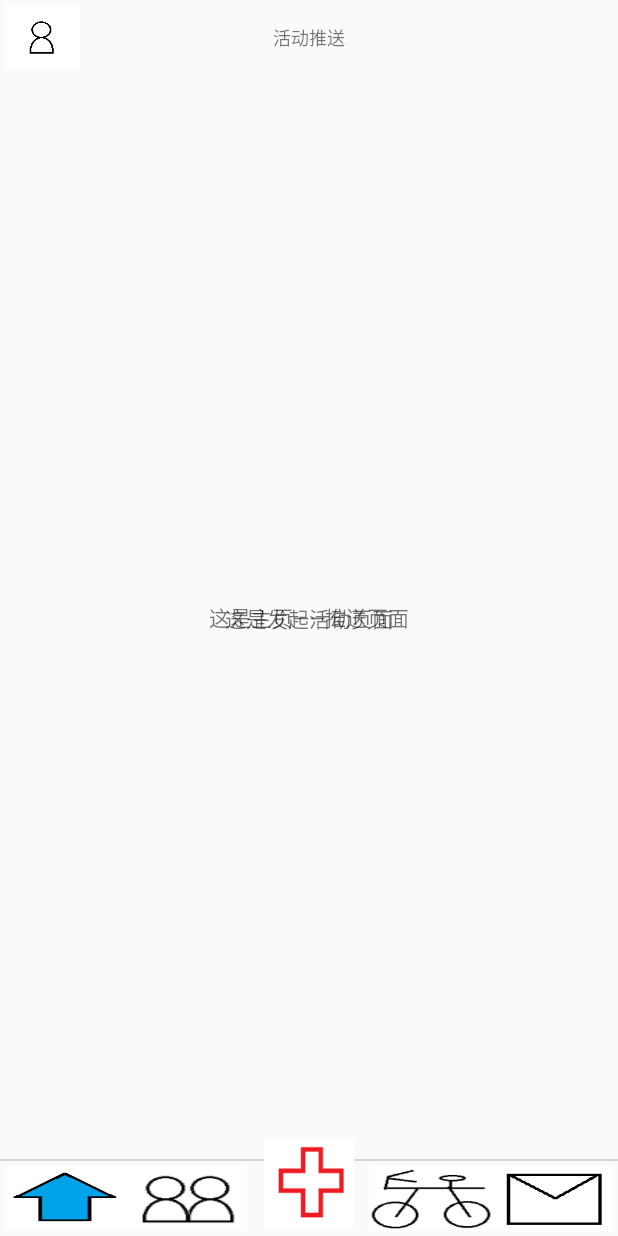
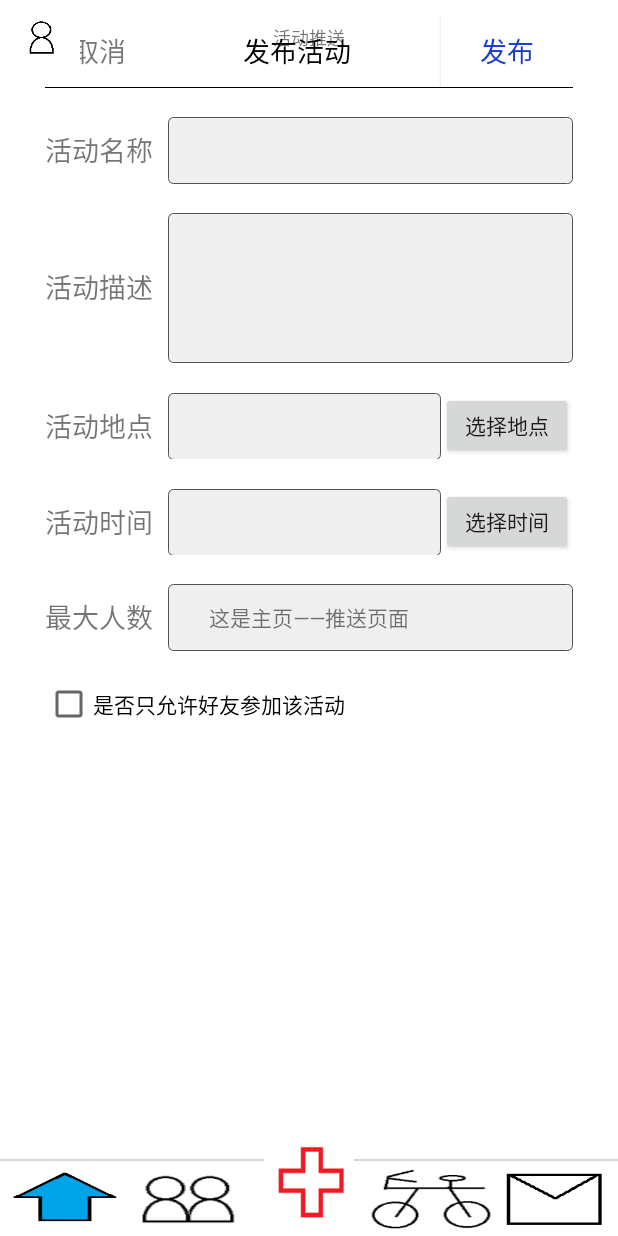
Before and after one commit to NAGI330/JiuWei, an Android app: the fragment CreateActivity_Fragment placed in its activity, on a phone screen of 412 x 824 dp. Run offline under Robolectric (Android 15) with nearby library versions, the phone set to English and light mode, and no system bars.

Commit message:
更新发布活动界面，与后台同步登录注册功能

```diff
--- a/JiuWei/app/src/main/java/com/example/jiuwei/MainActivity.java
+++ b/JiuWei/app/src/main/java/com/example/jiuwei/MainActivity.java
@@ -22,6 +22,7 @@ import android.widget.FrameLayout;
 import android.widget.ImageView;
 import android.widget.LinearLayout;
 import android.widget.ListView;
+import android.widget.PopupWindow;
 import android.widget.RadioButton;
 import android.widget.RadioGroup;
 import android.widget.TextView;
@@ -30,6 +31,7 @@ import android.widget.Toast;
 import com.example.jiuwei.adapter.PersonalAdapter;
 import com.example.jiuwei.friend.Friend_Fragment;
 import com.example.jiuwei.message.Msg_Fragment;
+import com.example.jiuwei.myActivity.CreateActivity;
 import com.example.jiuwei.myActivity.CreateActivity_Fragment;
 import com.example.jiuwei.myActivity.MyActivity_Fragment;
 import com.example.jiuwei.personalInfo.ChangePwd;
@@ -65,6 +67,7 @@ public class MainActivity extends AppCompatActivity implements View.OnClickListe
     DrawerLayout mDrawerLayout; // DrawerLayout组件
     ActionBarDrawerToggle mDrawerToggle; //侧滑菜单状态监听器
     Fragment fragment;
+    private CreateActivity createActivity;
     //private CoordinatorLayout right;
     //private NavigationView left;
 
@@ -297,8 +300,12 @@ public class MainActivity extends AppCompatActivity implements View.OnClickListe
                 Log.d("tag", "点击了friend");
                 break;
             case R.id.btnCreateActivity:
-                replaceFragment(fragment_createActivity);
-                textView.setText("添加活动");
+                //replaceFragment(fragment_createActivity);
+                //textView.setText("添加活动");
+                PopupWindow pop = new PopupWindow(v, ViewGroup.LayoutParams.FILL_PARENT, ViewGroup.LayoutParams.WRAP_CONTENT);
+                createActivity = new CreateActivity(MainActivity.this,itemsOnClick);
+                createActivity.showAtLocation(v,
+                        Gravity.BOTTOM | Gravity.CENTER_HORIZONTAL, 0, 0);
                 Log.d("tag", "点击了plus");
                 break;
             case R.id.btnMyActivity:
@@ -317,6 +324,12 @@ public class MainActivity extends AppCompatActivity implements View.OnClickListe
                 //replaceFragment(fragment_userMenu);
         }
     }
+    private View.OnClickListener itemsOnClick =new View.OnClickListener() {
+        @Override
+        public void onClick(View view) {
+
+        }
+    };
 
 
     @Override
--- /dev/null
+++ b/JiuWei/app/src/main/java/com/example/jiuwei/myActivity/CreateActivity.java
@@ -0,0 +1,90 @@
+package com.example.jiuwei.myActivity;
+
+import android.app.Activity;
+import android.content.Context;
+import android.graphics.drawable.ColorDrawable;
+import android.view.LayoutInflater;
+import android.view.View;
+import android.view.WindowManager;
+import android.widget.PopupWindow;
+import android.widget.TextView;
+
+import com.example.jiuwei.R;
+
+/**
+ * 自定义popupWindow
+ */
+
+public class CreateActivity extends PopupWindow {
+    private View mView;
+
+    public CreateActivity(Activity context, View.OnClickListener itemsOnClick) {
+        super(context);
+        initView(context, itemsOnClick);
+    }
+
+    private void initView(final Activity context, View.OnClickListener itemsOnClick) {
+        LayoutInflater mInflater = (LayoutInflater) context.getSystemService(Context.LAYOUT_INFLATER_SERVICE);
+        mView = mInflater.inflate(R.layout.createactivity, null);
+
+
+        TextView canaleTv = (TextView) mView.findViewById(R.id.createCancel);
+        canaleTv.setOnClickListener(new View.OnClickListener() {
+            @Override
+            public void onClick(View v) {
+
+                //销毁弹出框
+                dismiss();
+                backgroundAlpha(context, 1f);
+            }
+        });
+        //设置按钮监听
+
+//        weiXFriend.setOnClickListener(itemsOnClick);
+//        friendster.setOnClickListener(itemsOnClick);
+//        QQFriend.setOnClickListener(itemsOnClick);
+//        QQZone.setOnClickListener(itemsOnClick);
+
+        //设置SelectPicPopupWindow的View
+        this.setContentView(mView);
+        //设置SelectPicPopupWindow弹出窗体的宽
+        this.setWidth(WindowManager.LayoutParams.FILL_PARENT);
+        //设置SelectPicPopupWindow弹出窗体的高
+        this.setHeight(WindowManager.LayoutParams.WRAP_CONTENT);
+        //设置SelectPicPopupWindow弹出窗体可点击
+        this.setFocusable(true);
+        //设置PopupWindow可触摸
+        this.setTouchable(true);
+        //设置非PopupWindow区域是否可触摸
+//    this.setOutsideTouchable(false);
+        //设置SelectPicPopupWindow弹出窗体动画效果
+        this.setAnimationStyle(R.style.popwin_anim_style);
+        //实例化一个ColorDrawable颜色为半透明
+        ColorDrawable dw = new ColorDrawable(0x00000000);
+        //设置SelectPicPopupWindow弹出窗体的背景
+        this.setBackgroundDrawable(dw);
+        backgroundAlpha(context, 0.5f);//0.0-1.0
+        this.setOnDismissListener(new OnDismissListener() {
+
+            @Override
+            public void onDismiss() {
+                // TODO Auto-generated method stub
+                backgroundAlpha(context, 1f);
+            }
+        });
+    }
+
+
+    /**
+     * 设置添加屏幕的背景透明度
+     *
+     * @param bgAlpha
+     */
+    public void backgroundAlpha(Activity context, float bgAlpha) {
+        WindowManager.LayoutParams lp = context.getWindow().getAttributes();
+        lp.alpha = bgAlpha;
+        context.getWindow().addFlags(WindowManager.LayoutParams.FLAG_DIM_BEHIND);
+        context.getWindow().setAttributes(lp);
+    }
+
+}
--- a/JiuWei/app/src/main/java/com/example/jiuwei/myActivity/CreateActivity_Fragment.java
+++ b/JiuWei/app/src/main/java/com/example/jiuwei/myActivity/CreateActivity_Fragment.java
@@ -16,7 +16,7 @@ public class CreateActivity_Fragment extends Fragment implements View.OnClickLis
     @Nullable
     @Override
     public View onCreateView(LayoutInflater inflater, @Nullable ViewGroup container, @Nullable Bundle savedInstanceState) {
-        View view=inflater.inflate(R.layout.fragment_createactivity,container,false);
+        View view=inflater.inflate(R.layout.createactivity,container,false);
         initView(view);
         Log.d("tag", "进入plus了");
         return view;
--- a/JiuWei/app/src/main/java/com/example/jiuwei/sign/SignIn.java
+++ b/JiuWei/app/src/main/java/com/example/jiuwei/sign/SignIn.java
@@ -67,8 +67,7 @@ public class SignIn extends AppCompatActivity implements View.OnClickListener {
                             Toast.LENGTH_SHORT).show();
                 }
                 else{
-                    //String url = "http://10.147.198.231:8000/signin/";
-                    String url = "http://10.0.2.2:8000/signin/";
+                    String url = "http://192.168.21.128:8000/personal/SignIn";
                     Map<String,String> map = new HashMap<String, String>();
                     map.put("username",name);
                     map.put("password",password);
@@ -81,16 +80,16 @@ public class SignIn extends AppCompatActivity implements View.OnClickListener {
                         @Override
                         public void onSuccess(ResponceSign responceSign) {
                             String response = responceSign.msg;
-                            if (response.equals("用户不存在")) {
+                            if (response.equals("userErr_notExist")) {
                                 //Log.i("tag","进入用户不存在了");
-                                showDialog("用户不存在，请修改用户名或者注册新的用户");
-                            } else if (response.equals("登录成功")) {
+                                showDialog("用户不存在，或密码错误");
+                            } else if (response.equals("signIn successfully")) {
                                 Intent intent = new Intent(SignIn.this,
                                         MainActivity.class);
                                 startActivity(intent);
 
-                            } else if (response.equals("密码错误")) {
-                                showDialog("密码错误,请重新输入");
+                            } else if (response.equals("userErr_notActive")) {
+                                showDialog("请先激活邮箱");
                             }
 
                         }
--- a/JiuWei/app/src/main/java/com/example/jiuwei/sign/SignOn.java
+++ b/JiuWei/app/src/main/java/com/example/jiuwei/sign/SignOn.java
@@ -117,23 +117,22 @@ public class SignOn extends AppCompatActivity implements View.OnClickListener {
                     showDialog("请阅读用户手册");
                 }
                 else{
-                    //String url = "http://10.147.198.231:8000/signon/";
-                    String url = "http://10.0.2.2:8000/signon/";
+                    String url = "http://192.168.21.128:8000/personal/SignOn";
                     Map<String,String> map = new HashMap<String, String>();
                     map.put("username",name);
                     map.put("password",password);
+                    map.put("email",emall);
                     //调用com.example.jiuwei.http包下的volley接口
                     Volley.sendJSONRequest(map, url, ResponceSign.class, new IDataListener<ResponceSign>() {
                         @Override
                         public void onSuccess(ResponceSign responceSign) {
                             String response = responceSign.msg;
-                            if (response.equals("注册成功")) {
-                                //showDialog("注册成功，你可以登录了");
+                            if (response.equals("signOn successfully")) {
                                 Toast.makeText(SignOn.this, "注册成功，你可以登录了", Toast.LENGTH_SHORT).show();
                                 Intent intent = new Intent(SignOn.this,
                                         SignIn.class);
                                 startActivity(intent);
-                            } else if (response.equals("用户名重复")) {
+                            } else if (response.equals("userErr_exist")) {
                                 showDialog("用户名重复，请更换一个用户名");
                             }
 
--- /dev/null
+++ b/JiuWei/app/src/main/res/layout/createactivity.xml
@@ -0,0 +1,251 @@
+<?xml version="1.0" encoding="utf-8"?>
+<RelativeLayout xmlns:android="http://schemas.android.com/apk/res/android"
+    android:layout_width="match_parent"
+    android:layout_height="match_parent"
+    >
+
+    <TextView
+        android:layout_width="match_parent"
+        android:layout_height="match_parent"
+        android:layout_above="@+id/ll"
+        android:layout_marginBottom="0dp"
+        android:alpha="0.2" />
+
+    <LinearLayout
+        android:id="@+id/ll"
+        android:layout_width="match_parent"
+        android:layout_height="match_parent"
+        android:layout_alignParentBottom="true"
+        android:layout_marginBottom="0dp"
+        android:orientation="vertical">
+
+        <LinearLayout
+            android:id="@+id/share_ll"
+            android:layout_width="match_parent"
+            android:layout_height="match_parent"
+            android:background="#ffffff"
+            android:orientation="horizontal"
+            android:paddingLeft="10dp"
+            android:paddingTop="10dp"
+            android:paddingRight="10dp"
+            android:paddingBottom="30dp">
+
+
+            <TableLayout
+                android:layout_width="match_parent"
+                android:layout_height="match_parent"
+                android:layout_marginLeft="20sp"
+                android:layout_marginRight="20sp"
+                android:background="#ffffff"
+                android:orientation="vertical"
+                android:stretchColumns="1">
+
+                <TableRow>
+
+                    <TextView
+                        android:id="@+id/createCancel"
+                        android:layout_width="match_parent"
+                        android:layout_height="wrap_content"
+                        android:layout_below="@+id/line"
+                        android:background="#ffffff"
+                        android:gravity="center"
+                        android:text="取消"
+                        android:textSize="18sp" />
+
+                    <TextView
+                        android:layout_width="0dp"
+                        android:layout_height="match_parent"
+                        android:layout_weight="1"
+                        android:gravity="center"
+                        android:text="发布活动"
+                        android:textColor="#000000"
+                        android:textSize="18sp" />
+
+                    <Button
+                        android:id="@+id/releaseActivity"
+                        android:layout_width="wrap_content"
+                        android:layout_height="wrap_content"
+                        android:background="#ffffff"
+                        android:text="发布"
+                        android:textColor="#153ACF"
+                        android:textSize="18sp" />
+                </TableRow>
+
+                <TableRow>
+
+                    <TextView
+                        android:id="@+id/line"
+                        android:layout_width="match_parent"
+                        android:layout_height="0.5dp"
+                        android:layout_below="@+id/share_ll"
+                        android:layout_weight="1"
+                        android:background="#000000" />
+                </TableRow>
+
+                <TableRow>
+
+                    <TextView />
+                </TableRow>
+
+                <TableRow>
+
+                    <TextView
+                        android:layout_width="match_parent"
+                        android:layout_height="wrap_content"
+                        android:text="活动名称"
+                        android:textSize="18sp" />
+
+                    <EditText
+                        android:id="@+id/activityName"
+                        android:layout_width="match_parent"
+                        android:layout_height="wrap_content"
+                        android:layout_marginLeft="10sp"
+                        android:layout_span="3"
+                        android:layout_weight="1"
+                        android:background="@drawable/sign_edittext_type"
+                        android:paddingTop="10sp"
+                        android:paddingBottom="10sp"
+                        android:textSize="18sp" />
+                </TableRow>
+
+                <TableRow>
+
+                    <TextView />
+                </TableRow>
+
+                <TableRow>
+
+                    <TextView
+                        android:layout_width="match_parent"
+                        android:layout_height="wrap_content"
+                        android:text="活动描述"
+                        android:textSize="18sp" />
+
+                    <EditText
+                        android:id="@+id/activityDescribe"
+                        android:layout_width="match_parent"
+                        android:layout_height="100dp"
+                        android:layout_marginLeft="10sp"
+                        android:layout_span="3"
+                        android:layout_weight="1"
+                        android:background="@drawable/sign_edittext_type"
+                        android:paddingTop="10sp"
+                        android:paddingBottom="10sp"
+                        android:textSize="18sp" />
+                </TableRow>
+
+                <TableRow>
+
+                    <TextView />
+                </TableRow>
+
+                <TableRow>
+
+                    <TextView
+                        android:layout_width="match_parent"
+                        android:layout_height="wrap_content"
+                        android:text="活动地点"
+                        android:textSize="18sp" />
+
+                    <EditText
+                        android:id="@+id/activitySpace"
+                        android:layout_width="match_parent"
+                        android:layout_height="wrap_content"
+                        android:layout_marginLeft="10sp"
+                        android:layout_span="3"
+                        android:background="@drawable/sign_edittext_type"
+                        android:paddingTop="10sp"
+                        android:paddingBottom="10sp"
+                        android:textSize="18sp" />
+
+                    <Button
+                        android:id="@+id/spaceSelect"
+                        android:layout_width="wrap_content"
+                        android:layout_height="match_parent"
+                        android:text="选择地点" />
+                </TableRow>
+
+                <TableRow>
+
+                    <TextView />
+                </TableRow>
+
+                <TableRow>
+
+                    <TextView
+                        android:layout_width="match_parent"
+                        android:layout_height="wrap_content"
+                        android:text="活动时间"
+                        android:textSize="18sp" />
+
+                    <EditText
+                        android:id="@+id/activityTime"
+                        android:layout_width="match_parent"
+                        android:layout_height="wrap_content"
+                        android:layout_marginLeft="10sp"
+                        android:layout_span="3"
+                        android:background="@drawable/sign_edittext_type"
+                        android:paddingTop="10sp"
+                        android:paddingBottom="10sp"
+                        android:textSize="18sp" />
+
+                    <Button
+                        android:id="@+id/timeSelect"
+                        android:layout_width="wrap_content"
+                        android:layout_height="match_parent"
+                        android:text="选择时间" />
+                </TableRow>
+
+                <TableRow>
+
+                    <TextView />
+                </TableRow>
+
+                <TableRow>
+
+                    <TextView
+                        android:layout_width="match_parent"
+                        android:layout_height="wrap_content"
+                        android:text="最大人数"
+                        android:textSize="18sp" />
+
+                    <EditText
+                        android:id="@+id/numberMax"
+                        android:layout_width="match_parent"
+                        android:layout_height="wrap_content"
+                        android:layout_marginLeft="10sp"
+                        android:layout_span="3"
+                        android:layout_weight="1"
+                        android:background="@drawable/sign_edittext_type"
+                        android:paddingTop="10sp"
+                        android:paddingBottom="10sp"
+                        android:textSize="18sp" />
+                </TableRow>
+
+                <TableRow>
+
+                    <TextView />
+                </TableRow>
+
+                <TableRow>
+
+                    <CheckBox
+                        android:id="@+id/onlyFriends"
+                        android:layout_width="wrap_content"
+                        android:layout_height="wrap_content"
+                        android:layout_span="3"
+                        android:text="是否只允许好友参加该活动" />
+                </TableRow>
+
+                <TableRow>
+
+                    <TextView />
+                </TableRow>
+
+            </TableLayout>
+
+
+        </LinearLayout>
+
+    </LinearLayout>
+</RelativeLayout>
--- a/JiuWei/app/src/main/res/values/styles.xml
+++ b/JiuWei/app/src/main/res/values/styles.xml
@@ -15,6 +15,10 @@
             <item name="android:activityCloseEnterAnimation">@anim/back_enter</item>
             <item name="android:activityCloseExitAnimation">@anim/back_exit</item>
         </style>
+    <style name="popwin_anim_style" parent="android:Animation">
+        <item name="android:windowEnterAnimation">@anim/pop_enter_anim</item>
+        <item name="android:windowExitAnimation">@anim/pop_exit_anim</item>
+    </style>
 
 
 </resources>
```
Also changed, not shown: JiuWei/app/src/main/res/anim/pop_enter_anim.xml (added, +12 -0 lines), JiuWei/app/src/main/res/anim/pop_exit_anim.xml (added, +11 -0 lines).
